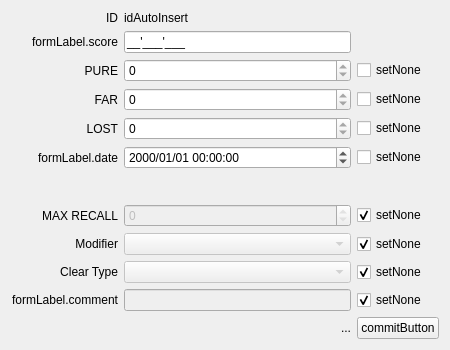
Before: the Qt Designer form ui/designer/components/scoreEditor.ui in ArcaeaOffline/client-pyside6, drawn with Qt 5.
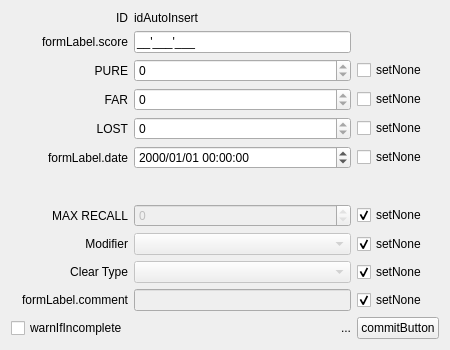
After: the same form once the commit is applied. Custom widgets are drawn as their Qt base class.

Commit message: feat: insert score when no chart data

```diff
--- a/ui/designer/components/scoreEditor.ui
+++ b/ui/designer/components/scoreEditor.ui
@@ -39,6 +39,9 @@
        <height>0</height>
       </size>
      </property>
+     <property name="minimum">
+      <number>0</number>
+     </property>
      <property name="maximum">
       <number>0</number>
      </property>
@@ -206,6 +209,9 @@
        <height>0</height>
       </size>
      </property>
+     <property name="minimum">
+      <number>0</number>
+     </property>
      <property name="maximum">
       <number>0</number>
      </property>
@@ -287,6 +293,9 @@
        <height>0</height>
       </size>
      </property>
+     <property name="minimum">
+      <number>0</number>
+     </property>
      <property name="maximum">
       <number>0</number>
      </property>
@@ -336,6 +345,13 @@
      </property>
     </widget>
    </item>
+   <item row="12" column="0">
+    <widget class="QCheckBox" name="warnIfIncompleteCheckBox">
+     <property name="text">
+      <string>warnIfIncomplete</string>
+     </property>
+    </widget>
+   </item>
   </layout>
  </widget>
  <customwidgets>
```
The commit also changes 3 other files.
